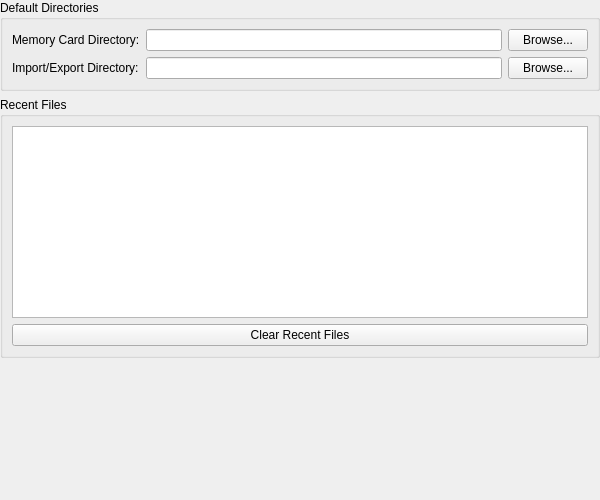
This is src/ui/Settings/FilesSettingsWidget.ui in PCSX2/myMCpp as Qt 5 draws it before an edit. The edited form follows.
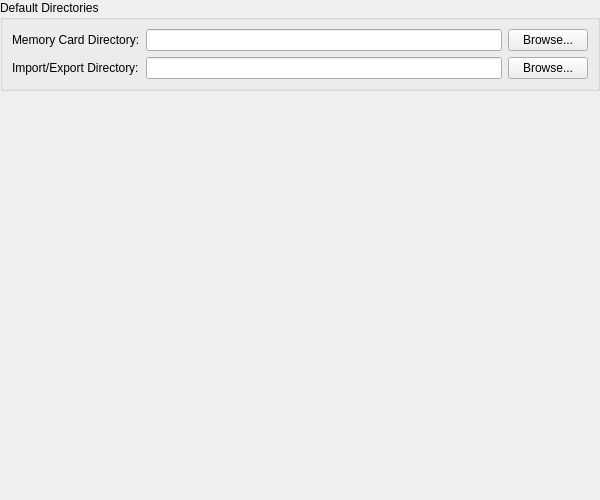
This is the edited form.

Commit message: Qt: Open file dialogs in configured folders and remove recent files

```diff
--- a/src/ui/Settings/FilesSettingsWidget.ui
+++ b/src/ui/Settings/FilesSettingsWidget.ui
@@ -94,25 +94,6 @@
      </layout>
     </widget>
    </item>
-   <item>
-    <widget class="QGroupBox" name="recentFilesGroup">
-     <property name="title">
-      <string>Recent Files</string>
-     </property>
-     <layout class="QVBoxLayout" name="verticalLayout2">
-      <item>
-       <widget class="QListWidget" name="recentFilesList"/>
-      </item>
-      <item>
-       <widget class="QPushButton" name="clearRecentButton">
-        <property name="text">
-         <string>Clear Recent Files</string>
-        </property>
-       </widget>
-      </item>
-     </layout>
-    </widget>
-   </item>
    <item>
     <spacer name="verticalSpacer">
      <property name="orientation">
```
Left out of the diff: 2 changed lines with no effect on the pictures. The commit also changes 10 other files.
